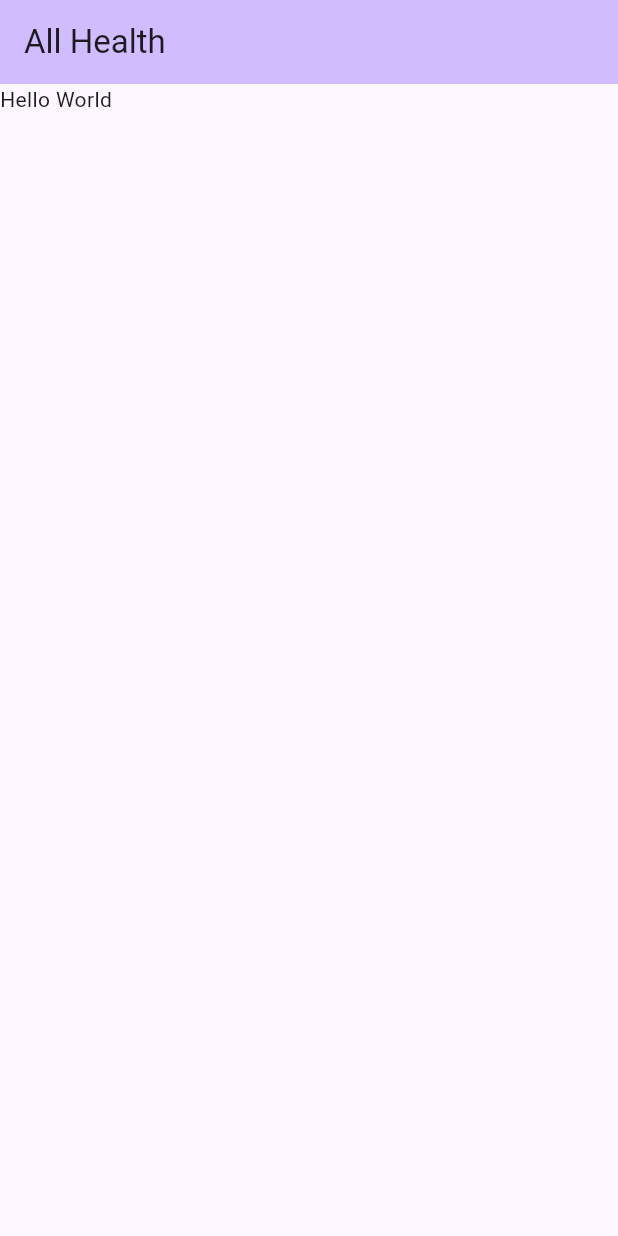
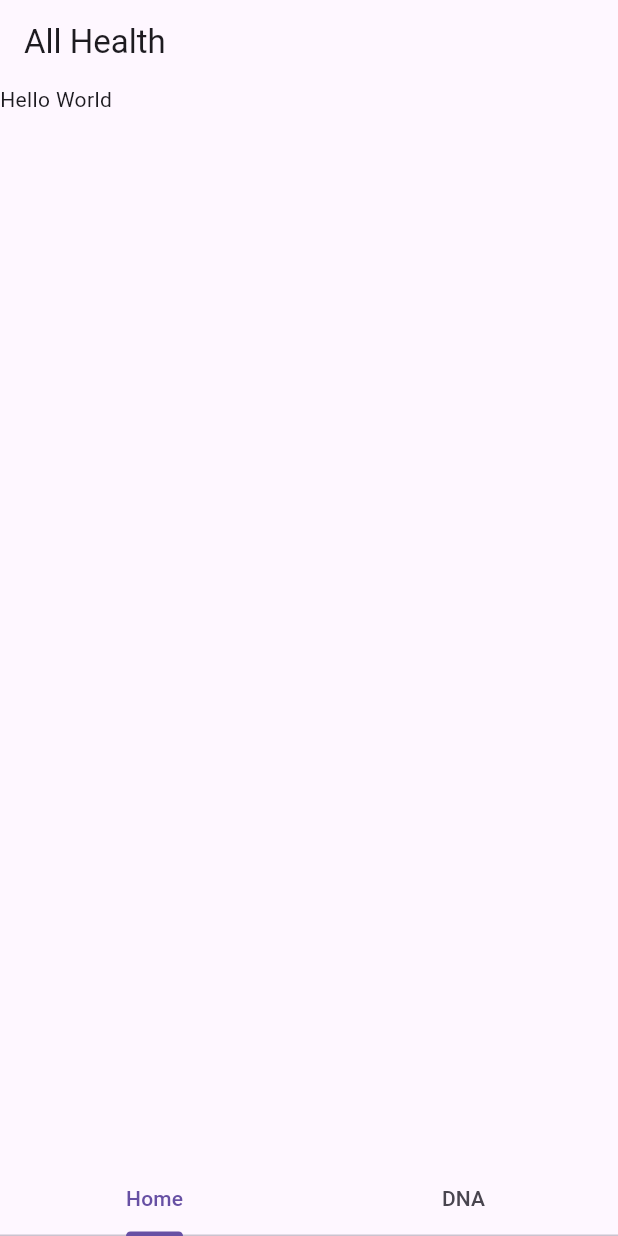
Before and after one commit to dcrebbin/all-health-flutter, a Flutter app: the screen it shows after launch, on a phone screen of 412 x 824 dp. Run offline on Flutter 3.47's test engine with Material 3 defaults, Android fonts, the phone set to English and light mode, and no system bars; our stand-ins replace flutter_dotenv, get_it, go_router, injectable.

```diff
--- a/lib/pages/home/home_screen.dart
+++ b/lib/pages/home/home_screen.dart
@@ -1,5 +1,6 @@
 import 'package:flutter/material.dart';
 
+import 'dna_list.dart';
 import 'test_widget.dart';
 
 class HomePage extends StatefulWidget {
@@ -12,12 +13,31 @@ class HomePage extends StatefulWidget {
 class _HomePageState extends State<HomePage> {
   @override
   Widget build(BuildContext context) {
-    return Scaffold(
-      appBar: AppBar(
-        backgroundColor: Theme.of(context).colorScheme.inversePrimary,
-        title: Text('All Health'),
+    return MaterialApp(
+        home: DefaultTabController(
+      length: 2,
+      child: Scaffold(
+        appBar: AppBar(
+          title: const Text('All Health'),
+        ),
+        bottomNavigationBar: Container(
+            child: TabBar(
+          tabs: [
+            Tab(
+              text: 'Home',
+            ),
+            Tab(
+              text: 'DNA',
+            ),
+          ],
+          onTap: (index) {
+            setState(() {});
+          },
+        )),
+        body: TabBarView(
+          children: [Test(), DnaList()],
+        ),
       ),
-      body: Test(),
-    );
+    ));
   }
 }
```
Also changed, not shown: lib/pages/home/dna_list.dart (added, +58 -0 lines).
